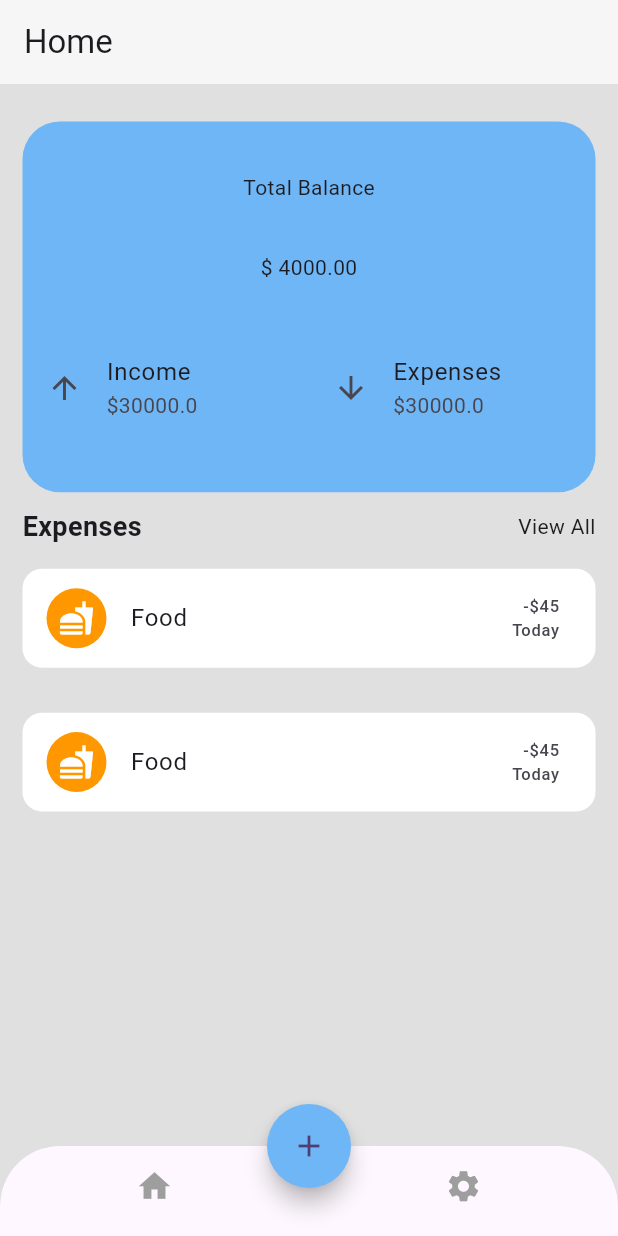
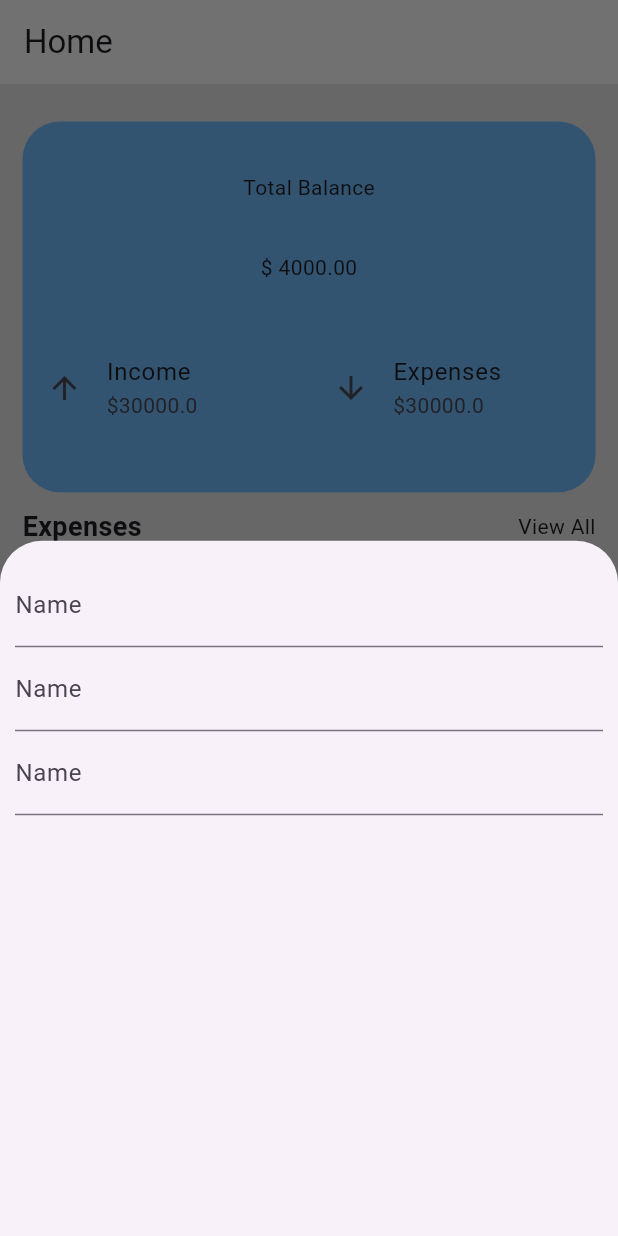
Before and after one commit to AMfaraz/expanse_tracker, a Flutter app: the screen it shows after launch, after a tap on the "add" icon, on a phone screen of 412 x 824 dp. Run offline on Flutter 3.47's test engine with Material 3 defaults, Android fonts, the phone set to English and light mode, and no system bars; our stand-ins replace get.

Commit message:
Created a expense class to dynamically show expenses

```diff
--- /dev/null
+++ b/lib/model/expense.dart
@@ -0,0 +1,24 @@
+import 'package:flutter/material.dart';
+import 'package:intl/intl.dart';
+
+var _format=DateFormat("dd-MM-yy");
+
+class Expense {
+
+  static final List<Expense> _expenseList=[
+    Expense(icon:Icon(Icons.fastfood),title: "Pizza", category: "Food", amount: 25, date: _format.format(DateTime.now())),
+    Expense(icon:Icon(Icons.fastfood),title: "Pizza", category: "Food", amount: 25, date: _format.format(DateTime.now())),
+  ];
+
+  final Icon icon;
+  final String title;
+  final String category;
+  final double amount;
+  final String date;
+
+  Expense({required this.icon,required this.title,required this.category,required this.amount, required this.date});
+
+  static List<Expense> getExpenseList(){
+    return List.from(_expenseList);
+  }
+}
--- a/lib/screen/home_screen.dart
+++ b/lib/screen/home_screen.dart
@@ -9,14 +9,17 @@ import '../utils/screen_utils.dart';
 import './main_screen.dart';
 import './expenses_screen.dart';
 
+//widgets
+import '../widgets/home_screen_widgets/custom_bottom_navigation_bar.dart';
+
 class HomeScreen extends StatelessWidget {
   HomeScreen({super.key});
 
   final List<Widget> _pages=[MainScreen(),ExpensesScreen()];
-  RxInt _index=0.obs;
+  RxInt selectedPage=0.obs;
 
-  void _onIndexChange(int index){
-    _index.value=index;
+  void onIndexChange(int index){
+    selectedPage.value=index;
   }
 
   @override
@@ -31,7 +34,7 @@ class HomeScreen extends StatelessWidget {
       ),
 
       //main body
-      body: Obx(()=>_pages[_index.value]),
+      body: Obx(()=>_pages[selectedPage.value]),
 
       //floating button for adding expense
       floatingActionButtonLocation: FloatingActionButtonLocation.centerDocked,
@@ -40,38 +43,44 @@ class HomeScreen extends StatelessWidget {
         shape: RoundedRectangleBorder(
           borderRadius: BorderRadius.circular(30.0), // Circular shape
         ),
-        onPressed: () {},
+
+        //this adds modelbottomsheet
+        onPressed: () {
+          showModalBottomSheet(context: context, builder: (context){
+            return Container(
+              margin: const EdgeInsets.symmetric(vertical: 15,horizontal: 10),
+              child: const Column(
+                children: <Widget>[
+                  TextField(
+                    decoration: InputDecoration(
+                      label: Text("Name"),
+                      hintText: "Pizza",
+                    ),
+                  ),
+
+                  TextField(
+                    decoration: InputDecoration(
+                      label: Text("Name"),
+                      hintText: "Pizza",
+                    ),
+                  ),
+
+                  TextField(
+                    decoration: InputDecoration(
+                      label: Text("Name"),
+                      hintText: "Pizza",
+                    ),
+                  ),
+                ],
+              ),
+            );
+          });
+        },
         child: const Icon(Icons.add),
       ),
 
       //clip react for rounded corners
-      bottomNavigationBar: ClipRRect(
-        borderRadius: const BorderRadius.only(
-          topLeft: Radius.circular(40.0),
-          topRight: Radius.circular(40.0),
-        ),
-
-        //bottomnavigationbar to changing main body
-        child: BottomNavigationBar(
-          showSelectedLabels: false,
-          showUnselectedLabels: false,
-          unselectedItemColor: Colors.grey,
-          selectedItemColor: Colors.grey,
-          iconSize: 25,
-          currentIndex: _index.value,
-          onTap: _onIndexChange,
-          items: const <BottomNavigationBarItem>[
-            BottomNavigationBarItem(
-              icon: Icon(Icons.home),
-              label: "",
-            ),
-            BottomNavigationBarItem(
-              icon: Icon(Icons.settings),
-              label: "",
-            ),
-          ],
-        ),
-      ),
+      bottomNavigationBar: CustomBNavigationBar(index: selectedPage, onIndexChange: onIndexChange),
     );
   }
 }
--- a/lib/screen/main_screen.dart
+++ b/lib/screen/main_screen.dart
@@ -84,7 +84,7 @@ class MainScreen extends StatelessWidget {
             ),
 
             //expense list
-            const RecentExpenseList(),
+            RecentExpenseList(),
           ],
         ),
       );
--- /dev/null
+++ b/lib/widgets/home_screen_widgets/custom_bottom_navigation_bar.dart
@@ -0,0 +1,42 @@
+import 'package:flutter/material.dart';
+import 'package:get/get.dart';
+
+class CustomBNavigationBar extends StatelessWidget {
+
+  final RxInt index;
+  final void Function(int) onIndexChange;
+
+  const CustomBNavigationBar({super.key,required this.index,required this.onIndexChange});
+
+
+  @override
+  Widget build(BuildContext context) {
+    return ClipRRect(
+        borderRadius: const BorderRadius.only(
+          topLeft: Radius.circular(40.0),
+          topRight: Radius.circular(40.0),
+        ),
+
+        //bottomnavigationbar to changing main body
+        child: BottomNavigationBar(
+          showSelectedLabels: false,
+          showUnselectedLabels: false,
+          unselectedItemColor: Colors.grey,
+          selectedItemColor: Colors.grey,
+          iconSize: 25,
+          currentIndex: index.value,
+          onTap: onIndexChange,
+          items: const <BottomNavigationBarItem>[
+            BottomNavigationBarItem(
+              icon: Icon(Icons.home),
+              label: "",
+            ),
+            BottomNavigationBarItem(
+              icon: Icon(Icons.settings),
+              label: "",
+            ),
+          ],
+        ),
+      );
+  }
+}
--- a/lib/widgets/home_screen_widgets/recent_expense_list.dart
+++ b/lib/widgets/home_screen_widgets/recent_expense_list.dart
@@ -1,10 +1,16 @@
 import 'package:flutter/material.dart';
 
+//utils
 import '../../utils/screen_utils.dart';
 import '../../utils/colors.dart';
 
+//models
+import '../../model/expense.dart';
+
 class RecentExpenseList extends StatelessWidget {
-  const RecentExpenseList({super.key});
+  RecentExpenseList({super.key});
+
+  final List<Expense> expenses=Expense.getExpenseList();
 
   @override
   Widget build(BuildContext context) {
@@ -13,35 +19,37 @@ class RecentExpenseList extends StatelessWidget {
 
     return Expanded(
               child:ListView.builder(
-                  itemCount: 2,
-                  itemBuilder: (BuildContext context, int indext) {
+                  itemCount: expenses.length,
+                  itemBuilder: (BuildContext context, int index) {
                     return Container(
                       alignment: Alignment.center,
-                      height: height * 0.08,
+                      // height: height * 0.08,
                       decoration: BoxDecoration(
                           color: elementBackgroundColor,
                           borderRadius: BorderRadius.circular(13)),
                       margin: const EdgeInsets.symmetric(vertical: 15),
                       //each expense
-                      child: const ListTile(
-                        leading: CircleAvatar(
+                      child: ListTile(
+                        leading: const CircleAvatar(
                           backgroundColor: Colors.orange,
                           child: Icon(
                             Icons.fastfood,
                             color: iconColor,
                           ),
                         ),
-                        title: Text("Food"),
+                        title: Text(expenses[index].title),
+                        subtitle: Text(expenses[index].category),
                         trailing: Column(
                           mainAxisSize: MainAxisSize.min,
                           mainAxisAlignment: MainAxisAlignment.start,
                           crossAxisAlignment: CrossAxisAlignment.end,
                           children: <Widget>[
-                            Text("-\$45"),
-                            Text("Today"),
+                            Text("-\$ ${expenses[index].amount}"),
+                            Text("${expenses[index].date}"),
                           ],
                         ),
                       ),
+
                     );
                   }),
             );
--- a/pubspec.yaml
+++ b/pubspec.yaml
@@ -31,6 +31,7 @@ dependencies:
   flutter:
     sdk: flutter
   get: ^4.6.6
+  intl: ^0.19.0
 
   # The following adds the Cupertino Icons font to your application.
   # Use with the CupertinoIcons class for iOS style icons.
```
Also changed, not shown: pubspec.lock.
